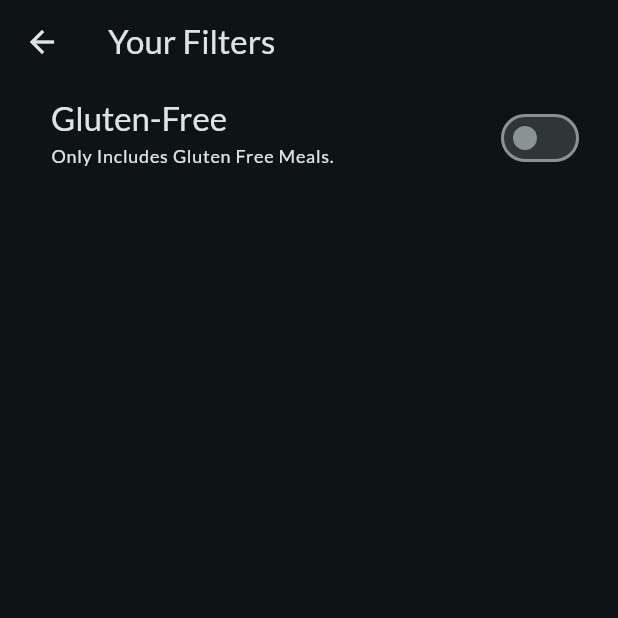
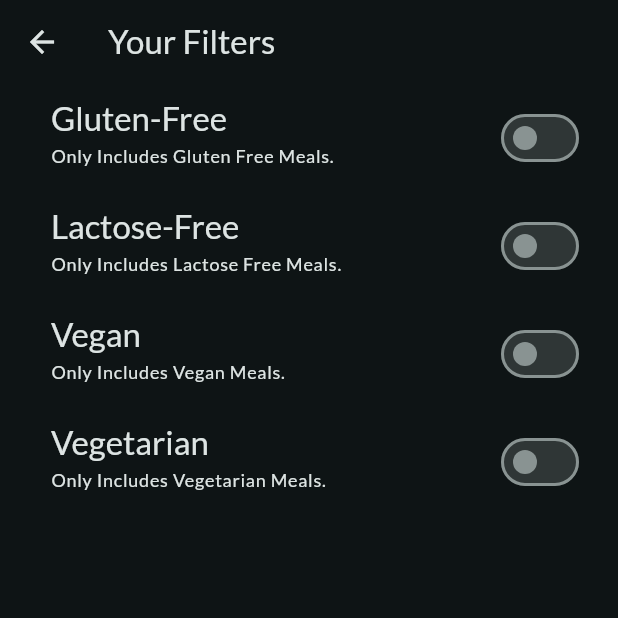
Before and after one commit to sharshv2012/meals, a Flutter app: the FilterScreen screen opened directly, on a phone screen of 412 x 824 dp, the top half of it. Run offline on Flutter 3.47's test engine with Material 2 defaults, Android fonts, the phone set to English and light mode, and no system bars; our stand-ins replace google_fonts, transparent_image.

Commit message:
Commit 15: Closed the drawer after use, added more filter items : )

```diff
--- a/lib/screens/filters.dart
+++ b/lib/screens/filters.dart
@@ -1,4 +1,5 @@
 import 'package:flutter/material.dart';
+import 'package:meals/widget/main_drawer.dart';
 
 class FilterScreen extends StatefulWidget {
   const FilterScreen({super.key});
@@ -11,12 +12,16 @@ class FilterScreen extends StatefulWidget {
 
 class _FilterScreen extends State<FilterScreen> {
   var _glutenFreeFilterSet = false;
+  var _lactoseFreeFilterSet = false;
+  var _vegetarianFilterSet = false;
+  var _veganFilterSet = false;
   @override
   Widget build(BuildContext context) {
     return Scaffold(
       appBar: AppBar(
         title: const Text("Your Filters"),
       ),
+
       body: Column(
         children: [
           SwitchListTile(
@@ -40,6 +45,72 @@ class _FilterScreen extends State<FilterScreen> {
             ),
             activeColor: Theme.of(context).colorScheme.tertiary,
             contentPadding: const EdgeInsets.only(left: 34, right: 22),
+          ),
+          SwitchListTile(
+            value: _lactoseFreeFilterSet,
+            onChanged: (isChecked) {
+              setState(() {
+                _lactoseFreeFilterSet = isChecked;
+              });
+            },
+            title: Text(
+              "Lactose-Free",
+              style: Theme.of(context).textTheme.titleLarge!.copyWith(
+                    color: Theme.of(context).colorScheme.onBackground,
+                  ),
+            ),
+            subtitle: Text(
+              "Only Includes Lactose Free Meals.",
+              style: Theme.of(context).textTheme.labelMedium!.copyWith(
+                    color: Theme.of(context).colorScheme.onBackground,
+                  ),
+            ),
+            activeColor: Theme.of(context).colorScheme.tertiary,
+            contentPadding: const EdgeInsets.only(left: 34, right: 22),
+          ),
+          SwitchListTile(
+            value: _veganFilterSet,
+            onChanged: (isChecked) {
+              setState(() {
+                _veganFilterSet = isChecked;
+              });
+            },
+            title: Text(
+              "Vegan",
+              style: Theme.of(context).textTheme.titleLarge!.copyWith(
+                    color: Theme.of(context).colorScheme.onBackground,
+                  ),
+            ),
+            subtitle: Text(
+              "Only Includes Vegan Meals.",
+              style: Theme.of(context).textTheme.labelMedium!.copyWith(
+                    color: Theme.of(context).colorScheme.onBackground,
+                  ),
+            ),
+            activeColor: Theme.of(context).colorScheme.tertiary,
+            contentPadding: const EdgeInsets.only(left: 34, right: 22),
+          ),
+          SwitchListTile(
+            value: _vegetarianFilterSet,
+            onChanged: (isChecked) {
+              setState(() {
+                _vegetarianFilterSet = isChecked;
+              });
+            },
+            title: Text(
+              "Vegetarian",
+              style: Theme.of(context).textTheme.titleLarge!.copyWith(
+                    color: Theme.of(context).colorScheme.onBackground,
+                  ),
+            ),
+            subtitle: Text(
+              "Only Includes Vegetarian Meals.",
+              style: Theme.of(context).textTheme.labelMedium!.copyWith(
+                    color: Theme.of(context).colorScheme.onBackground,
+                  ),
+            ),
+            activeColor: Theme.of(context).colorScheme.tertiary,
+            contentPadding: const EdgeInsets.only(left: 34, right: 22),
           )
         ],
       ),
--- a/lib/screens/tabs.dart
+++ b/lib/screens/tabs.dart
@@ -50,8 +50,9 @@ class _tabsScreenState extends State<TabsScreen> {
   }
 
   void _setScreen(String identifier) {
+    Navigator.of(context).pop();// to close the drawer.
     if (identifier == 'meals') {
-      Navigator.of(context).push(
+      Navigator.of(context).push(// if you use pushReplacement , the stack will be cleared and the the screen will be pushed, then back button won't take you to previous screen.
         MaterialPageRoute(
           builder: (ctx) => MealsScreen(
             meals: dummyMeals,
@@ -61,6 +62,7 @@ class _tabsScreenState extends State<TabsScreen> {
         ),
       );
     } else if (identifier == "filter") {
+
       Navigator.of(context).push(
         MaterialPageRoute(builder: (ctx) => const FilterScreen()),
       );
```
